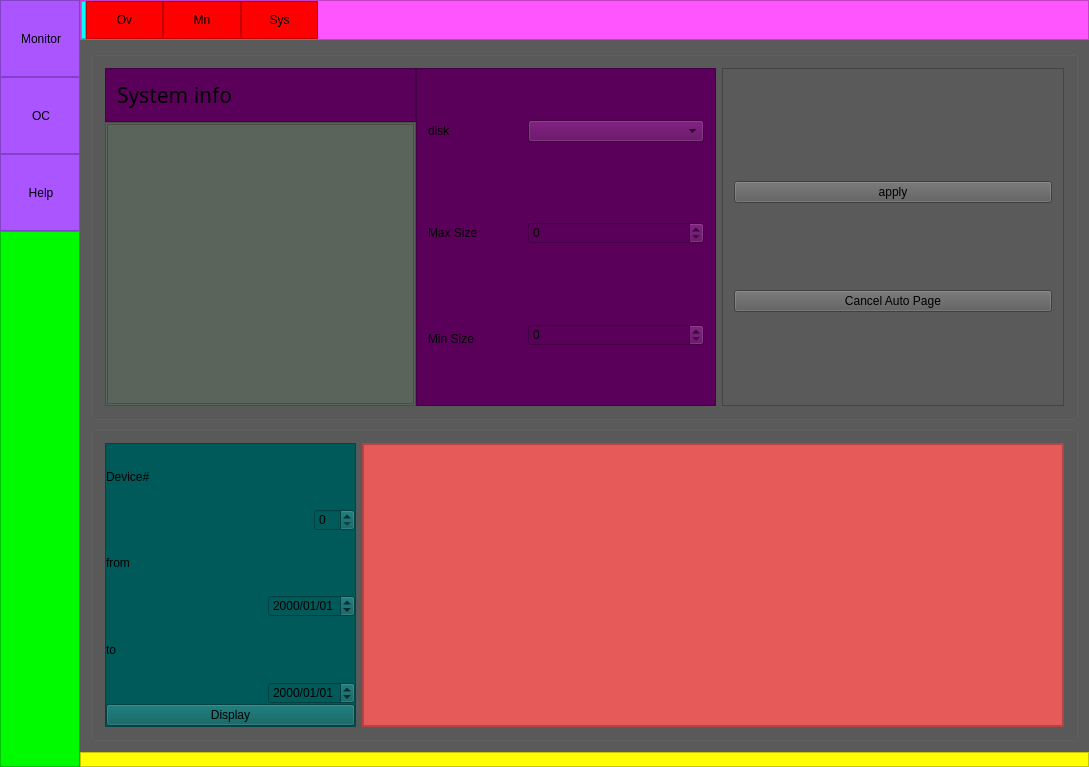
UndertakerW/MinersCoffee, file Code/References/MinerLamp-master/MinerLamp-master/mainwindow.ui: the form before one commit.
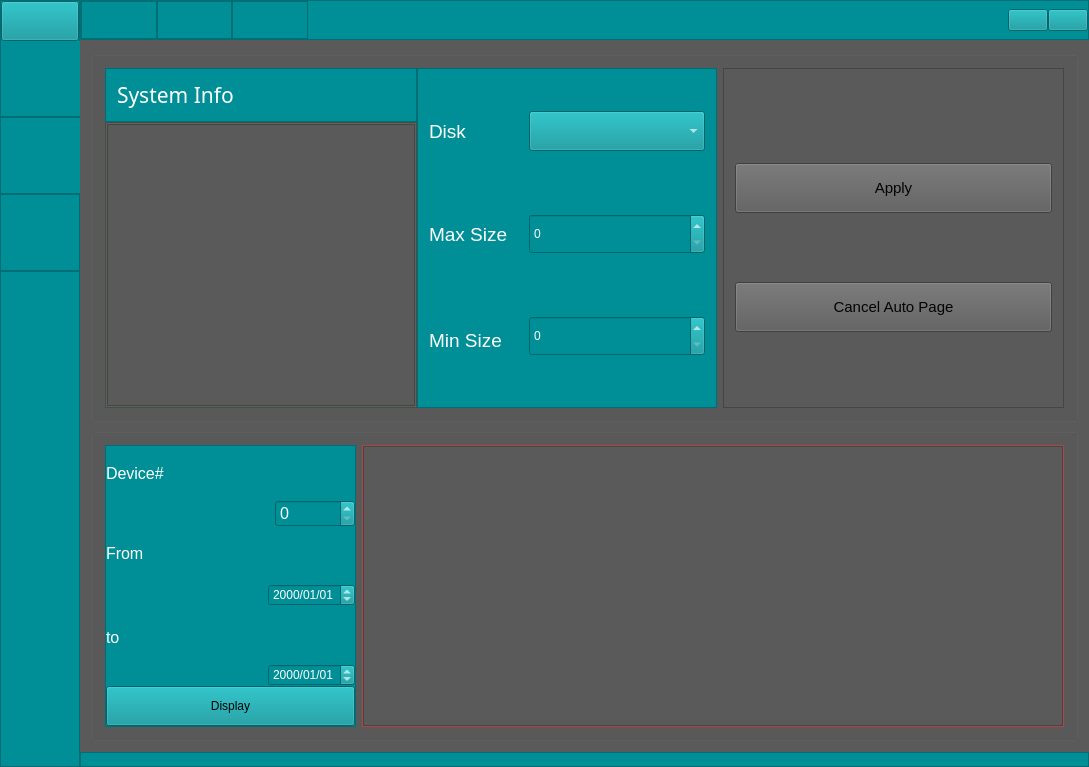
The form after the commit. The open tabs and pages were chosen to show the change. Icons and pictures are not drawn. Custom widgets are drawn as their Qt base class.

Diff of the .ui file:
```diff
--- a/Code/References/MinerLamp-master/MinerLamp-master/mainwindow.ui
+++ b/Code/References/MinerLamp-master/MinerLamp-master/mainwindow.ui
@@ -86,7 +86,11 @@
            </size>
           </property>
           <property name="styleSheet">
-           <string notr="true">background:rgb(170, 85, 255);</string>
+           <string notr="true">background-image: url(:/icons/icos/cleanAsset 59.png);
+background-color: rgb(0, 143, 150);
+background-repeat:no-repeat;
+background-position:center;
+</string>
           </property>
           <property name="frameShape">
            <enum>QFrame::StyledPanel</enum>
@@ -127,7 +131,8 @@
              <property name="styleSheet">
               <string notr="true">QPushButton {
 	border: none;
-	background-color: rgba(0,0,0,0);
+	background-color: #008F96;
+	
 }
 QPushButton:hover {
 	background-color: rgb(91,90,90);
@@ -137,7 +142,23 @@
 }</string>
              </property>
              <property name="text">
-              <string>Monitor</string>
+              <string/>
+             </property>
+            </widget>
+           </item>
+           <item row="0" column="0">
+            <widget class="QPushButton" name="pushButton_6">
+             <property name="minimumSize">
+              <size>
+               <width>0</width>
+               <height>40</height>
+              </size>
+             </property>
+             <property name="styleSheet">
+              <string notr="true">background-image: url(:/icons/icos/logo.png);</string>
+             </property>
+             <property name="text">
+              <string/>
              </property>
             </widget>
            </item>
@@ -159,7 +180,10 @@
            </size>
           </property>
           <property name="styleSheet">
-           <string notr="true">background:rgb(170, 85, 255);</string>
+           <string notr="true">background-image: url(:/icons/icos/settAsset 50.png);
+background-repeat:no-repeat;
+background-position:center;
+background-color: rgb(0, 143, 150);</string>
           </property>
           <property name="frameShape">
            <enum>QFrame::StyledPanel</enum>
@@ -200,7 +224,7 @@
              <property name="styleSheet">
               <string notr="true">QPushButton {
 	border: none;
-	background-color: rgba(0,0,0,0);
+	background-color: #008F96;
 }
 QPushButton:hover {
 	background-color: rgb(91,90,90);
@@ -210,7 +234,7 @@
 }</string>
              </property>
              <property name="text">
-              <string>OC</string>
+              <string/>
              </property>
             </widget>
            </item>
@@ -232,7 +256,10 @@
            </size>
           </property>
           <property name="styleSheet">
-           <string notr="true">background:rgb(170, 85, 255);</string>
+           <string notr="true">background:#008F96;
+background-image: url(:/icons/icos/cloudAsset 48.png);
+background-repeat:no-repeat;
+background-position:center;</string>
           </property>
           <property name="frameShape">
            <enum>QFrame::StyledPanel</enum>
@@ -283,7 +310,7 @@
 }</string>
              </property>
              <property name="text">
-              <string>Help</string>
+              <string/>
              </property>
             </widget>
            </item>
@@ -299,7 +326,7 @@
            </size>
           </property>
           <property name="styleSheet">
-           <string notr="true">background:rgb(0,250,0);</string>
+           <string notr="true">background:#008F96;</string>
           </property>
           <property name="frameShape">
            <enum>QFrame::StyledPanel</enum>
@@ -334,7 +361,8 @@
         <item>
          <widget class="QStackedWidget" name="stackedWidgetMain">
           <property name="styleSheet">
-           <string notr="true">background:rgb(170, 255, 0);</string>
+           <string notr="true">background:#5B5A5A;
+color: rgb(255, 255, 255);</string>
           </property>
           <property name="currentIndex">
            <number>0</number>
@@ -365,7 +393,8 @@
                </size>
               </property>
               <property name="styleSheet">
-               <string notr="true">background:rgb(91,90,90);</string>
+               <string notr="true">background:rgb(91,90,90);
+color: rgb(255, 255, 255);</string>
               </property>
               <property name="currentIndex">
                <number>3</number>
@@ -2472,7 +2501,7 @@
                           </size>
                          </property>
                          <property name="styleSheet">
-                          <string notr="true">background:rgb(91,0,90);</string>
+                          <string notr="true">background:#008F96;</string>
                          </property>
                          <property name="frameShape">
                           <enum>QFrame::StyledPanel</enum>
@@ -2496,7 +2525,7 @@
                              </font>
                             </property>
                             <property name="text">
-                             <string>System info</string>
+                             <string>System Info</string>
                             </property>
                            </widget>
                           </item>
@@ -2556,6 +2585,9 @@
                               <family>Arial</family>
                              </font>
                             </property>
+                            <property name="styleSheet">
+                             <string notr="true">background-color: rgb(91, 90, 90);</string>
+                            </property>
                            </widget>
                           </item>
                          </layout>
@@ -2572,7 +2604,7 @@
                         </size>
                        </property>
                        <property name="styleSheet">
-                        <string notr="true">background:rgb(91,0,90);</string>
+                        <string notr="true">background:#008F96;</string>
                        </property>
                        <property name="frameShape">
                         <enum>QFrame::StyledPanel</enum>
@@ -2597,8 +2629,14 @@
                               <height>90</height>
                              </size>
                             </property>
+                            <property name="font">
+                             <font>
+                              <family>Arial</family>
+                              <pointsize>14</pointsize>
+                             </font>
+                            </property>
                             <property name="text">
-                             <string>disk</string>
+                             <string>Disk</string>
                             </property>
                            </widget>
                           </item>
@@ -2610,6 +2648,12 @@
                               <height>90</height>
                              </size>
                             </property>
+                            <property name="font">
+                             <font>
+                              <family>Arial</family>
+                              <pointsize>14</pointsize>
+                             </font>
+                            </property>
                             <property name="text">
                              <string>Max Size</string>
                             </property>
@@ -2623,6 +2667,12 @@
                               <height>90</height>
                              </size>
                             </property>
+                            <property name="font">
+                             <font>
+                              <family>Arial</family>
+                              <pointsize>14</pointsize>
+                             </font>
+                            </property>
                             <property name="text">
                              <string>Min Size</string>
                             </property>
@@ -2644,7 +2694,14 @@
                              </spacer>
                             </item>
                             <item>
-                             <widget class="QSpinBox" name="spinBoxChangePageSizeMax"/>
+                             <widget class="QSpinBox" name="spinBoxChangePageSizeMax">
+                              <property name="minimumSize">
+                               <size>
+                                <width>0</width>
+                                <height>40</height>
+                               </size>
+                              </property>
+                             </widget>
                             </item>
                             <item>
                              <spacer name="verticalSpacer_4">
@@ -2677,7 +2734,14 @@
                              </spacer>
                             </item>
                             <item>
-                             <widget class="QSpinBox" name="spinBoxChangePageSizeMin"/>
+                             <widget class="QSpinBox" name="spinBoxChangePageSizeMin">
+                              <property name="minimumSize">
+                               <size>
+                                <width>0</width>
+                                <height>40</height>
+                               </size>
+                              </property>
+                             </widget>
                             </item>
                             <item>
                              <spacer name="verticalSpacer_6">
@@ -2710,7 +2774,14 @@
                              </spacer>
                             </item>
                             <item>
-                             <widget class="QComboBox" name="comboBoxChangePageSize"/>
+                             <widget class="QComboBox" name="comboBoxChangePageSize">
+                              <property name="minimumSize">
+                               <size>
+                                <width>0</width>
+                                <height>40</height>
+                               </size>
+                              </property>
+                             </widget>
                             </item>
                             <item>
                              <spacer name="verticalSpacer_8">
@@ -2745,13 +2816,23 @@
                      <layout class="QGridLayout" name="gridLayout_28">
                       <item row="1" column="0">
                        <widget class="QPushButton" name="pushButtonChangePageSize">
+                        <property name="minimumSize">
+                         <size>
+                          <width>0</width>
+                          <height>50</height>
+                         </size>
+                        </property>
                         <property name="font">
                          <font>
                           <family>Arial</family>
+                          <pointsize>11</pointsize>
                          </font>
                         </property>
+                        <property name="styleSheet">
+                         <string notr="true">color: rgb(3, 3, 3);</string>
+                        </property>
                         <property name="text">
-                         <string>apply</string>
+                         <string>Apply</string>
                         </property>
                        </widget>
                       </item>
@@ -2760,6 +2841,21 @@
                         <property name="enabled">
                          <bool>true</bool>
                         </property>
+                        <property name="minimumSize">
+                         <size>
+                          <width>0</width>
+                          <height>50</height>
+                         </size>
+                        </property>
+                        <property name="font">
+                         <font>
+                          <family>Arial</family>
+                          <pointsize>11</pointsize>
+                         </font>
+                        </property>
+                        <property name="styleSheet">
+                         <string notr="true">color: rgb(3, 3, 3);</string>
+                        </property>
                         <property name="text">
                          <string>Cancel Auto Page</string>
                         </property>
@@ -2795,7 +2891,7 @@
                      <item>
                       <widget class="QFrame" name="frame_29">
                        <property name="styleSheet">
-                        <string notr="true">background:rgb(1,90,90);</string>
+                        <string notr="true">background:#008F96;</string>
                        </property>
                        <property name="frameShape">
                         <enum>QFrame::StyledPanel</enum>
@@ -2830,13 +2926,14 @@
                              <widget class="QLabel" name="labelHistoryDeviceNum">
                               <property name="minimumSize">
                                <size>
-                                <width>0</width>
-                                <height>50</height>
+                                <width>80</width>
+                                <height>40</height>
                                </size>
                               </property>
                               <property name="font">
                                <font>
                                 <family>Arial</family>
+                                <pointsize>12</pointsize>
                                </font>
                               </property>
                               <property name="text">
@@ -2851,7 +2948,7 @@
                               </property>
                               <property name="sizeHint" stdset="0">
                                <size>
-                                <width>40</width>
+                                <width>30</width>
                                 <height>20</height>
                                </size>
                               </property>
@@ -2875,7 +2972,20 @@
                              </spacer>
                             </item>
                             <item>
-                             <widget class="QSpinBox" name="spinBoxHistoryDeviceNum"/>
+                             <widget class="QSpinBox" name="spinBoxHistoryDeviceNum">
+                              <property name="minimumSize">
+                               <size>
+                                <width>80</width>
+                                <height>0</height>
+                               </size>
+                              </property>
+                              <property name="font">
+                               <font>
+                                <family>Arial</family>
+                                <pointsize>12</pointsize>
+                               </font>
+                              </property>
+                             </widget>
                             </item>
                            </layout>
                           </item>
@@ -2885,17 +2995,18 @@
                              <widget class="QLabel" name="labelHistoryDeviceNum_2">
                               <property name="minimumSize">
                                <size>
-                                <width>0</width>
-                                <height>50</height>
+                                <width>80</width>
+                                <height>10</height>
                                </size>
                               </property>
                               <property name="font">
                                <font>
                                 <family>Arial</family>
+                                <pointsize>12</pointsize>
                                </font>
                               </property>
                               <property name="text">
-                               <string>from</string>
+                               <string>From</string>
                               </property>
                              </widget>
                             </item>
@@ -2924,7 +3035,7 @@
                               <property name="sizeHint" stdset="0">
                                <size>
                                 <width>40</width>
-                                <height>20</height>
+                                <height>30</height>
                                </size>
                               </property>
                              </spacer>
@@ -2947,13 +3058,14 @@
                              <widget class="QLabel" name="labelHistoryDeviceNum_3">
                               <property name="minimumSize">
                                <size>
-                                <width>0</width>
-                                <height>50</height>
+                                <width>50</width>
+                                <height>30</height>
                                </size>
                               </property>
                               <property name="font">
                                <font>
                                 <family>Arial</family>
+                                <pointsize>12</pointsize>
                                </font>
                               </property>
                               <property name="text">
@@ -3004,6 +3116,15 @@
                         </item>
                         <item row="1" column="0">
                          <widget class="QPushButton" name="pushButtonSearchHistory">
+                          <property name="minimumSize">
+                           <size>
+                            <width>0</width>
+                            <height>40</height>
+                           </size>
+                          </property>
+                          <property name="styleSheet">
+                           <string notr="true">color: rgb(3, 3, 3);</string>
+                          </property>
                           <property name="text">
                            <string>Display</string>
                           </property>
@@ -3047,6 +3168,9 @@
                             <height>280</height>
                            </size>
                           </property>
+                          <property name="styleSheet">
+                           <string notr="true">background-color: #5B5A5A;</string>
+                          </property>
                           <property name="horizontalScrollBarPolicy">
                            <enum>Qt::ScrollBarAsNeeded</enum>
                           </property>
@@ -3853,7 +3977,7 @@
                </size>
               </property>
               <property name="styleSheet">
-               <string notr="true">background:rgb(255, 85, 255);</string>
+               <string notr="true">background:#008F96;</string>
               </property>
               <property name="frameShape">
                <enum>QFrame::StyledPanel</enum>
@@ -3877,25 +4001,6 @@
                <property name="bottomMargin">
                 <number>0</number>
                </property>
-               <item>
-                <widget class="QFrame" name="framePadding">
-                 <property name="minimumSize">
-                  <size>
-                   <width>5</width>
-                   <height>0</height>
-                  </size>
-                 </property>
-                 <property name="styleSheet">
-                  <string notr="true">background:rgb(0, 255, 255);</string>
-                 </property>
-                 <property name="frameShape">
-                  <enum>QFrame::StyledPanel</enum>
-                 </property>
-                 <property name="frameShadow">
-                  <enum>QFrame::Raised</enum>
-                 </property>
-                </widget>
-               </item>
                <item>
                 <widget class="QFrame" name="frameOverview">
                  <property name="minimumSize">
@@ -3905,7 +4010,7 @@
                   </size>
                  </property>
                  <property name="styleSheet">
-                  <string notr="true">background:rgb(255, 0, 0);</string>
+                  <string notr="true">background:#008F96;</string>
                  </property>
                  <property name="frameShape">
                   <enum>QFrame::StyledPanel</enum>
@@ -3947,6 +4052,9 @@
                      <string notr="true">QPushButton {
 	border: none;
 	background-color: rgba(0,0,0,0);
+	background-image: url(:/icons/icos/worldAsset 60.png);
+	background-repeat:no-repeat;
+	background-position:center;
 }
 QPushButton:hover {
 	background-color: rgb(91,90,90);
@@ -3956,7 +4064,7 @@
 }</string>
                     </property>
                     <property name="text">
-                     <string>Ov</string>
+                     <string/>
                     </property>
                    </widget>
                   </item>
@@ -3972,7 +4080,7 @@
                   </size>
                  </property>
                  <property name="styleSheet">
-                  <string notr="true">background:rgb(255, 0, 0);</string>
+                  <string notr="true">background:#008F96;</string>
                  </property>
                  <property name="frameShape">
                   <enum>QFrame::StyledPanel</enum>
@@ -4014,6 +4122,9 @@
                      <string notr="true">QPushButton {
 	border: none;
 	background-color: rgba(0,0,0,0);
+	background-repeat:no-repeat;
+	background-position:center;
+	background-image: url(:/icons/icos/windAsset 51.png);
 }
 QPushButton:hover {
 	background-color: rgb(91,90,90);
@@ -4023,7 +4134,7 @@
 }</string>
                     </property>
                     <property name="text">
-                     <string>Mn</string>
+                     <string/>
                     </property>
                    </widget>
                   </item>
@@ -4039,7 +4150,7 @@
                   </size>
                  </property>
                  <property name="styleSheet">
-                  <string notr="true">background:rgb(255, 0, 0);</string>
+                  <string notr="true">background:#008F96;</string>
                  </property>
                  <property name="frameShape">
                   <enum>QFrame::StyledPanel</enum>
@@ -4073,7 +4184,7 @@
                     </property>
                     <property name="minimumSize">
                      <size>
-                      <width>0</width>
+                      <width>50</width>
                       <height>0</height>
                      </size>
                     </property>
@@ -4081,6 +4192,9 @@
                      <string notr="true">QPushButton {
 	border: none;
 	background-color: rgba(0,0,0,0);
+	background-repeat:no-repeat;
+	background-position:center;
+	background-image: url(:/icons/icos/bugAsset 47.png);
 }
 QPushButton:hover {
 	background-color: rgb(91,90,90);
@@ -4090,7 +4204,7 @@
 }</string>
                     </property>
                     <property name="text">
-                     <string>Sys</string>
+                     <string/>
                     </property>
                    </widget>
                   </item>
@@ -4104,12 +4218,36 @@
                  </property>
                  <property name="sizeHint" stdset="0">
                   <size>
-                   <width>770</width>
+                   <width>700</width>
                    <height>20</height>
                   </size>
                  </property>
                 </spacer>
                </item>
+               <item>
+                <widget class="QPushButton" name="pushButton_13">
+                 <property name="styleSheet">
+                  <string notr="true">background-image: url(:/icons/icos/hideAsset 53.png);
+background-repeat:no-repeat;
+background-position:center;</string>
+                 </property>
+                 <property name="text">
+                  <string/>
+                 </property>
+                </widget>
+               </item>
+               <item>
+                <widget class="QPushButton" name="pushButton_7">
+                 <property name="styleSheet">
+                  <string notr="true">background-image: url(:/icons/icos/closeAsset 43.png);
+background-repeat:no-repeat;
+background-position:center;</string>
+                 </property>
+                 <property name="text">
+                  <string/>
+                 </property>
+                </widget>
+               </item>
               </layout>
              </widget>
             </item>
@@ -4446,7 +4584,7 @@
            </size>
           </property>
           <property name="styleSheet">
-           <string notr="true">background:rgb(255, 255, 0);</string>
+           <string notr="true">background:#008F96;</string>
           </property>
           <property name="frameShape">
            <enum>QFrame::StyledPanel</enum>
```
Left out of the diff: 693 changed lines with no effect on the pictures.
